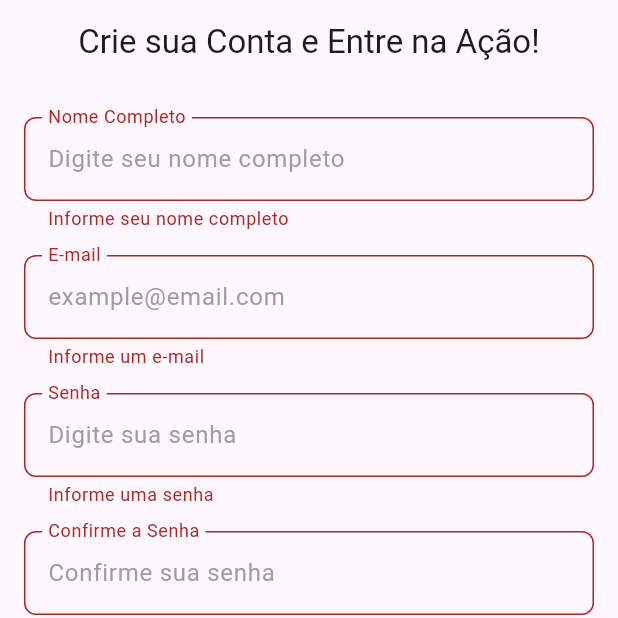
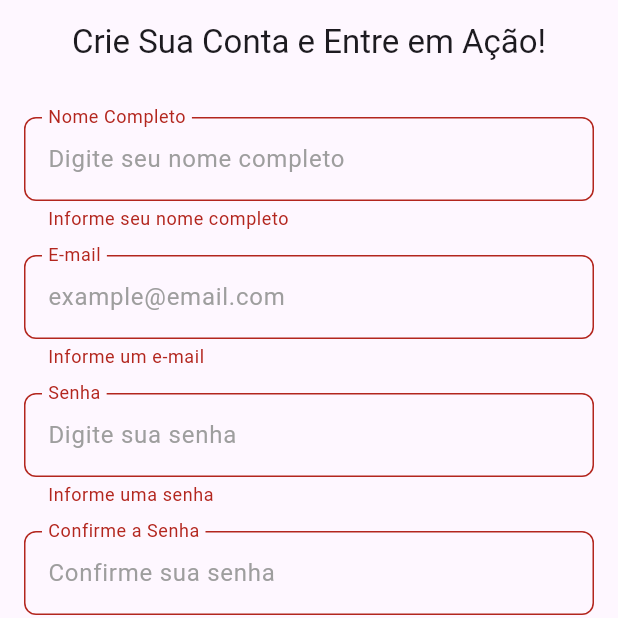
Before and after one commit to joaoconstancio1/genie_luck, a Flutter app: the screen it shows after launch, after a tap on "Registrar Agora", on a phone screen of 412 x 824 dp, the top half of it. Run offline on Flutter 3.47's test engine with Material 3 defaults, Android fonts, the phone set to English and light mode, and no system bars; our stand-ins replace dio, equatable, flutter_bloc, get_it, go_router, result_dart; generated files the repository leaves out were written again.

Commit message:
Add localization support: integrate Flutter localization, update RegisterPage title, and configure language files for English and Portuguese

```diff
--- /dev/null
+++ b/l10n.yaml
@@ -0,0 +1,4 @@
+arb-dir: lib/l10n
+template-arb-file: app_pt.arb
+output-localization-file: app_localizations.dart
+output-dir: lib/generated
--- a/lib/main.dart
+++ b/lib/main.dart
@@ -1,6 +1,7 @@
 import 'package:flutter/material.dart';
 import 'package:genie_luck/app_routes.dart';
 import 'package:genie_luck/core/app_initializer.dart.dart';
+import 'package:flutter_gen/gen_l10n/app_localizations.dart';
 
 void main() async {
   WidgetsFlutterBinding.ensureInitialized();
@@ -11,6 +12,9 @@ void main() async {
     MaterialApp.router(
       debugShowCheckedModeBanner: false,
       routerConfig: AppRoutes.router,
+      locale: Locale('pt', "BR"), // Default locale
+      supportedLocales: AppLocalizations.supportedLocales,
+      localizationsDelegates: AppLocalizations.localizationsDelegates,
     ),
   );
 }
--- a/lib/register/data/datasources/register_datasource.dart
+++ b/lib/register/data/datasources/register_datasource.dart
@@ -9,7 +9,7 @@ class RegisterDatasource {
   RegisterDatasource(this.client);
 
   Future<UserModel> registerUser(UserModel? userModel) async {
-    final url = 'http://192.168.0.106:5000/users/register';
+    final url = 'http://127.0.0.1:5050/users/register';
     final headers = {'Content-Type': 'application/json'};
     final body = jsonEncode(userModel?.toJson());
 
--- a/lib/register/presenter/pages/register_page.dart
+++ b/lib/register/presenter/pages/register_page.dart
@@ -7,6 +7,7 @@ import 'package:genie_luck/register/data/models/user_model.dart';
 import 'package:genie_luck/register/presenter/cubit/register_cubit.dart';
 import 'package:genie_luck/register/presenter/cubit/register_states.dart';
 import 'package:get_it/get_it.dart';
+import 'package:flutter_gen/gen_l10n/app_localizations.dart';
 
 class RegisterPage extends StatelessWidget {
   const RegisterPage({super.key});
@@ -76,13 +77,12 @@ class _RegisterPageView1State extends State<RegisterPageView> {
 
   @override
   Widget build(BuildContext context) {
+    final AppLocalizations? local = AppLocalizations.of(context);
+
     return BlocBuilder<RegisterCubit, RegisterState>(
       builder: (context, state) {
         return Scaffold(
-          appBar: AppBar(
-            centerTitle: true,
-            title: Text('Crie sua Conta e Entre na Ação!'),
-          ),
+          appBar: AppBar(centerTitle: true, title: Text(local!.registerTitle)),
 
           body: SafeArea(
             child: BlocBuilder<RegisterCubit, RegisterState>(
```
Also changed, not shown: lib/l10n/app_en.arb (added, +11 -0 lines), lib/l10n/app_pt.arb (added, +11 -0 lines), pubspec.yaml (+7 -3 lines), pubspec.lock.
